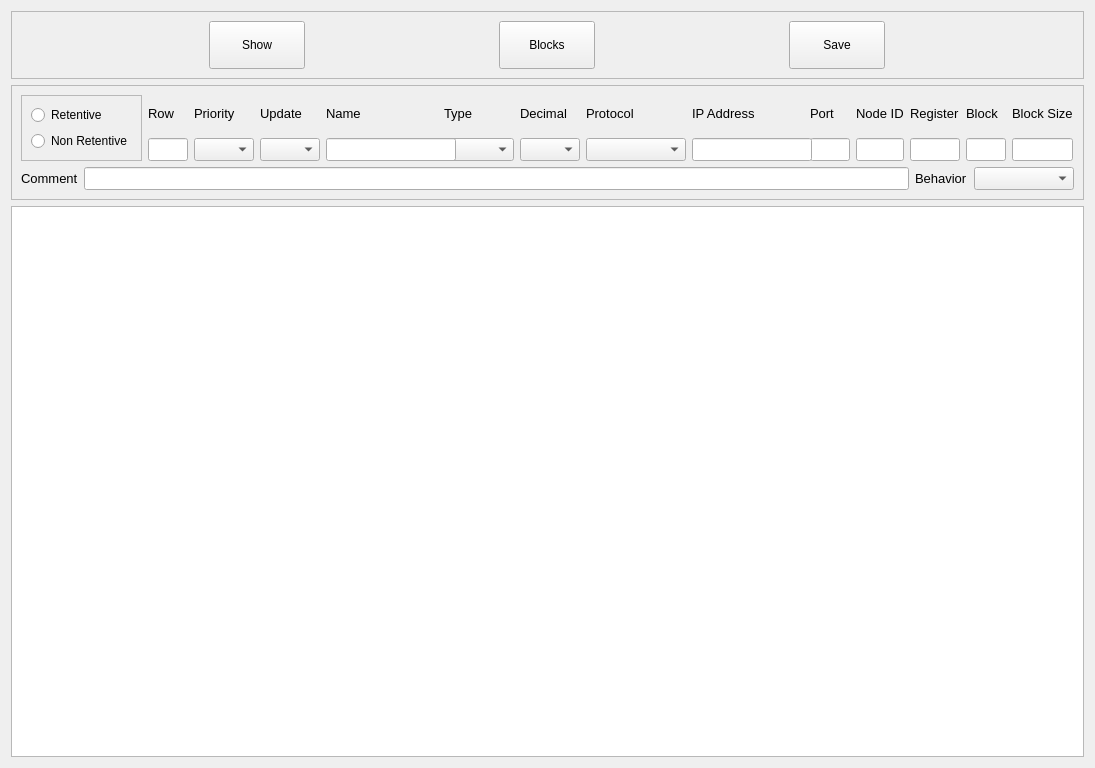
Above: projects/devtools/qt-creator-2.8.1-src/src/plugins/cte/ctedit.ui from MECTsrl/imx_mect before the change. Below: the same form after it.
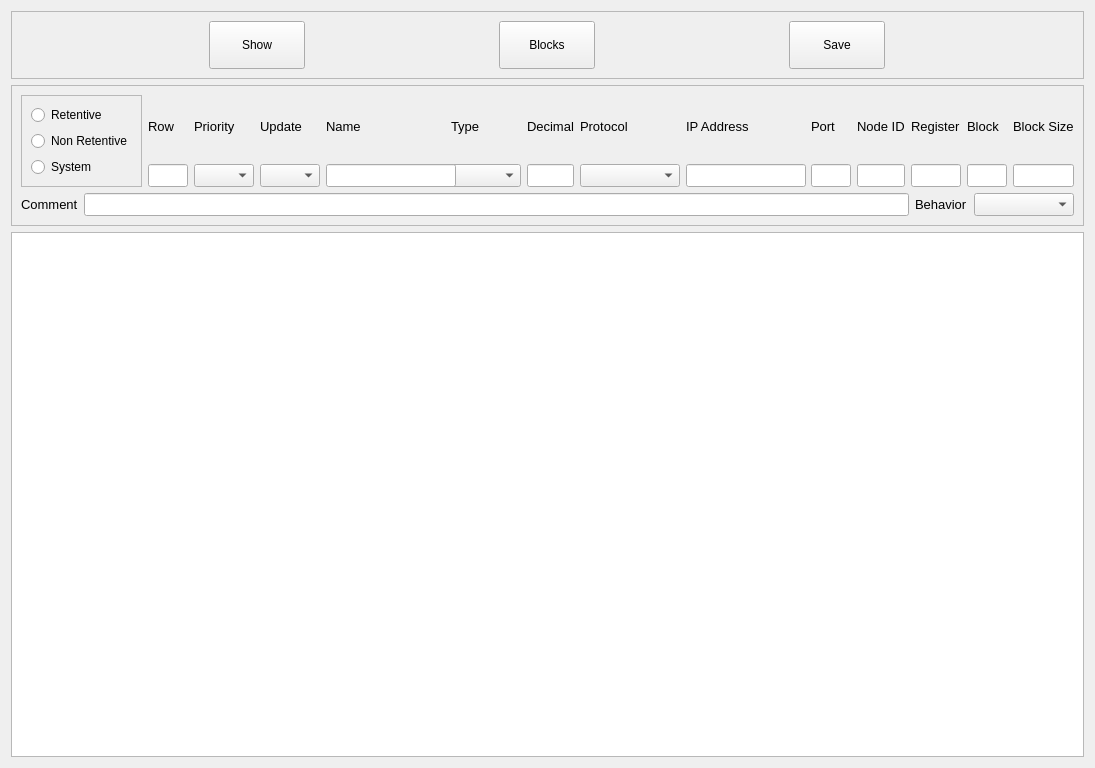
That is the form after the change.

```diff
--- a/projects/devtools/qt-creator-2.8.1-src/src/plugins/cte/ctedit.ui
+++ b/projects/devtools/qt-creator-2.8.1-src/src/plugins/cte/ctedit.ui
@@ -151,6 +151,18 @@
              </property>
             </widget>
            </item>
+           <item>
+            <widget class="QRadioButton" name="optSystem">
+             <property name="font">
+              <font>
+               <pointsize>9</pointsize>
+              </font>
+             </property>
+             <property name="text">
+              <string>System</string>
+             </property>
+            </widget>
+           </item>
           </layout>
          </widget>
         </item>
@@ -405,21 +417,6 @@
             </property>
            </widget>
           </item>
-          <item row="7" column="5">
-           <widget class="QComboBox" name="cboDecimal">
-            <property name="minimumSize">
-             <size>
-              <width>60</width>
-              <height>0</height>
-             </size>
-            </property>
-            <property name="font">
-             <font>
-              <pointsize>10</pointsize>
-             </font>
-            </property>
-           </widget>
-          </item>
           <item row="7" column="3">
            <widget class="QLineEdit" name="txtName">
             <property name="minimumSize">
@@ -564,6 +561,24 @@
             </property>
            </widget>
           </item>
+          <item row="7" column="5">
+           <widget class="QLineEdit" name="txtDecimal">
+            <property name="minimumSize">
+             <size>
+              <width>40</width>
+              <height>0</height>
+             </size>
+            </property>
+            <property name="font">
+             <font>
+              <pointsize>10</pointsize>
+             </font>
+            </property>
+            <property name="alignment">
+             <set>Qt::AlignRight|Qt::AlignTrailing|Qt::AlignVCenter</set>
+            </property>
+           </widget>
+          </item>
          </layout>
         </item>
        </layout>
```
Left out of the diff: 6 changed lines with no effect on the pictures.
